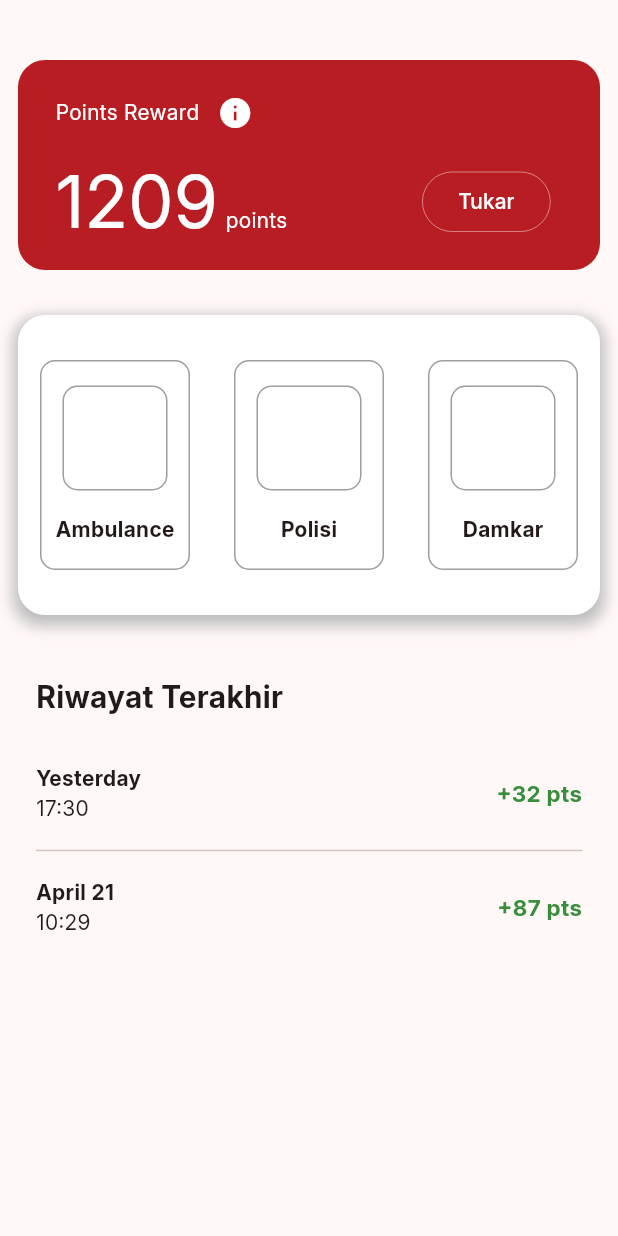
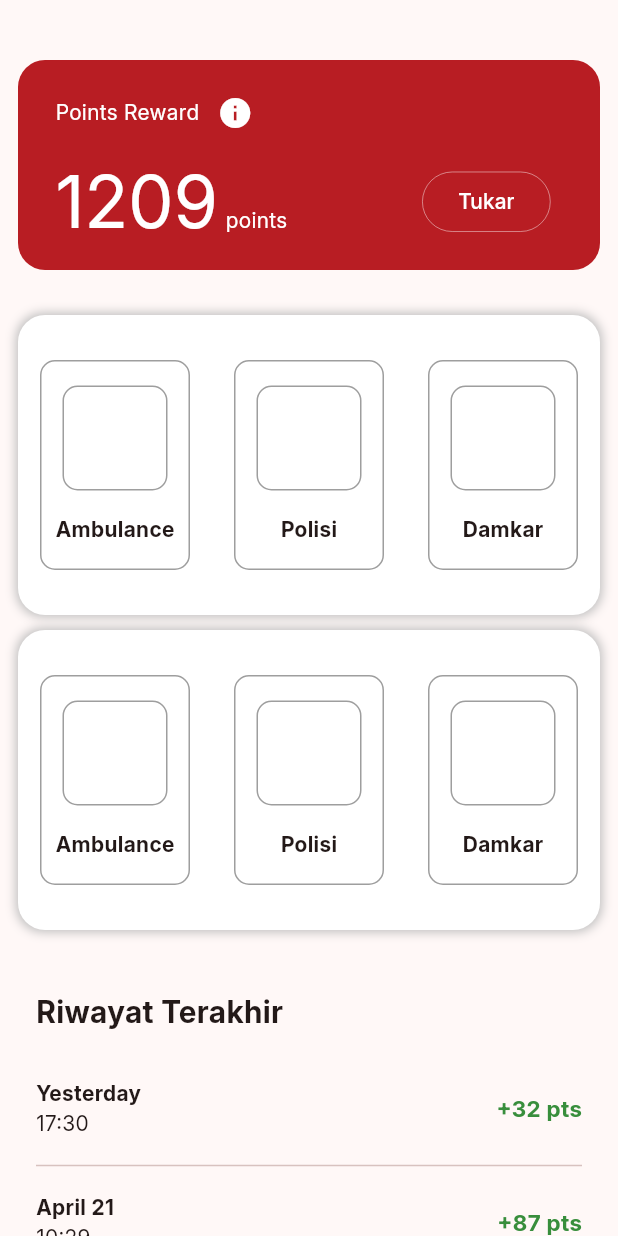
Before and after one commit to Jong44/one_call_app_relawan, a Flutter app: the HomePage widget shown alone on an empty page, opened directly, on a phone screen of 412 x 824 dp. Run offline on Flutter 3.47's test engine with Material 3 defaults, Android fonts, the phone set to English and light mode, and no system bars; our stand-ins replace flutter_svg, iconsax.

Commit message:
6 institute emergency calls

```diff
--- a/lib/app/views/main/details/home_page.dart
+++ b/lib/app/views/main/details/home_page.dart
@@ -1,5 +1,7 @@
 import 'package:flutter/material.dart';
-import 'package:one_call_login_register/app/config/ColorConfig.dart';
+//import 'package:one_call_login_register/app/config/ColorConfig.dart';
+import 'package:one_call_login_register/app/widgets/IndexMain/HomePage/emergency_call.dart';
+import 'package:one_call_login_register/app/widgets/IndexMain/HomePage/volunteer_points.dart';
 
 class HomePage extends StatelessWidget {
   HomePage({super.key});
@@ -33,137 +35,19 @@
   ];
   @override
   Widget build(BuildContext context) {
-    return Padding(
+    return SingleChildScrollView(
+      child: Padding(
         padding: const EdgeInsets.symmetric(horizontal: 12),
         child: Column(
           crossAxisAlignment: CrossAxisAlignment.start,
           children: [
             // points
-          Container(
-            height: 140,
-            margin: const EdgeInsets.only(top: 40),
-            padding: const EdgeInsets.symmetric(horizontal: 25, vertical: 11),
-            decoration: BoxDecoration(
-              color: ColorConfig.primaryColor,
-              borderRadius: BorderRadius.circular(18),
-            ),
-            child: Row(
-              crossAxisAlignment: CrossAxisAlignment.end,
-              mainAxisAlignment: MainAxisAlignment.spaceBetween,
-              children: [
-                // point nominal
-                Column(
-                  crossAxisAlignment: CrossAxisAlignment.start,
-                  mainAxisAlignment: MainAxisAlignment.spaceBetween,
-                  children: [
-                    Row(
-                      children: [
-                        const Text(
-                          'Points Reward',
-                          style: TextStyle(color: Colors.white),
-                        ),
-                        IconButton(
-                            onPressed: () {},
-                            icon: const Icon(
-                              Icons.info,
-                              color: Colors.white,
-                            ))
-                      ],
-                    ),
-                    SizedBox(
-                      width: 330,
-                      child: Row(
-                        mainAxisAlignment: MainAxisAlignment.spaceBetween,
-                        children: [
-                          const Row(
-                            textBaseline: TextBaseline.alphabetic,
-                            crossAxisAlignment: CrossAxisAlignment.baseline,
-                            children: [
-                              Text(
-                                '1209',
-                                style: TextStyle(
-                                    fontSize: 48, color: Colors.white),
-                              ),
-                              SizedBox(width: 5),
-                              Text(
-                                'points',
-                                style: TextStyle(color: Colors.white),
-                              ),
-                            ],
-                          ),
-                          //SizedBox(width: 90),
-                          // 'tukar' button
-                          OutlinedButton(
-                            onPressed: () {},
-                            style: OutlinedButton.styleFrom(
-                              side: const BorderSide(
-                                color: Colors.white,
-                                width: 0.3,
-                              ),
-                            ),
-                            child: const Text(
-                              'Tukar',
-                              style: TextStyle(color: Colors.white),
-                            ),
-                          )
-                        ],
-                      ),
-                    ),
-                  ],
-                ),
-              ],
-            ),
-          ),
+            const VolunteerPoints(),
             const SizedBox(height: 30),
             // emergency call
-          Container(
-            height: 200,
-            alignment: Alignment.center,
-            decoration: BoxDecoration(
-                color: Colors.white,
-                borderRadius: BorderRadius.circular(18),
-                boxShadow: [
-                  BoxShadow(
-                    color: Colors.grey.shade400,
-                    offset: const Offset(0, 4),
-                    blurRadius: 8,
-                    spreadRadius: 3,
-                  )
-                ]),
-            child: Row(
-              mainAxisAlignment: MainAxisAlignment.spaceAround,
-              children: List.generate(
-                _emergencyCall.length,
-                // call card
-                (index) => Container(
-                  width: 100,
-                  height: 140,
-                  decoration: BoxDecoration(
-                      border: Border.all(width: 1, color: Colors.grey),
-                      borderRadius: BorderRadius.circular(10)),
-                  child: Column(
-                    mainAxisAlignment: MainAxisAlignment.spaceEvenly,
-                    children: [
-                      // institute logo
-                      Container(
-                        width: 70,
-                        height: 70,
-                        decoration: BoxDecoration(
-                            border: Border.all(width: 1, color: Colors.grey),
-                            borderRadius: BorderRadius.circular(10)),
-                      ),
-                      // institute name
-                      Text(
-                        _emergencyCall[index]['institute'],
-                        style: const TextStyle(
-                            fontFamily: 'Inter', fontWeight: FontWeight.w700),
-                      )
-                    ],
-                  ),
-                ),
-              ),
-            ),
-          ),
+            EmergencyCall(emergencyCall: _emergencyCall),
+            const SizedBox(height: 10),
+            EmergencyCall(emergencyCall: _emergencyCall),
             // history/
             const SizedBox(height: 40),
             Padding(
@@ -242,6 +126,7 @@
             )
           ],
         ),
+      ),
     );
   }
 }
--- /dev/null
+++ b/lib/app/widgets/IndexMain/HomePage/emergency_call.dart
@@ -0,0 +1,62 @@
+import 'package:flutter/material.dart';
+
+class EmergencyCall extends StatelessWidget {
+  const EmergencyCall({
+    super.key,
+    required List emergencyCall,
+  }) : _emergencyCall = emergencyCall;
+
+  final List _emergencyCall;
+
+  @override
+  Widget build(BuildContext context) {
+    return Container(
+      height: 200,
+      alignment: Alignment.center,
+      decoration: BoxDecoration(
+          color: Colors.white,
+          borderRadius: BorderRadius.circular(18),
+          boxShadow: [
+            BoxShadow(
+              color: Colors.grey.shade400,
+              offset: const Offset(0, 0),
+              blurRadius: 5,
+              spreadRadius: 1,
+            )
+          ]),
+      child: Row(
+        mainAxisAlignment: MainAxisAlignment.spaceAround,
+        children: List.generate(
+          _emergencyCall.length,
+          // call card
+          (index) => Container(
+            width: 100,
+            height: 140,
+            decoration: BoxDecoration(
+                border: Border.all(width: 1, color: Colors.grey),
+                borderRadius: BorderRadius.circular(10)),
+            child: Column(
+              mainAxisAlignment: MainAxisAlignment.spaceEvenly,
+              children: [
+                // institute logo
+                Container(
+                  width: 70,
+                  height: 70,
+                  decoration: BoxDecoration(
+                      border: Border.all(width: 1, color: Colors.grey),
+                      borderRadius: BorderRadius.circular(10)),
+                ),
+                // institute name
+                Text(
+                  _emergencyCall[index]['institute'],
+                  style: const TextStyle(
+                      fontFamily: 'Inter', fontWeight: FontWeight.w700),
+                )
+              ],
+            ),
+          ),
+        ),
+      ),
+    );
+  }
+}
--- /dev/null
+++ b/lib/app/widgets/IndexMain/HomePage/volunteer_points.dart
@@ -0,0 +1,87 @@
+import 'package:flutter/material.dart';
+import 'package:one_call_login_register/app/config/ColorConfig.dart';
+
+class VolunteerPoints extends StatelessWidget {
+  const VolunteerPoints({
+    super.key,
+  });
+
+  @override
+  Widget build(BuildContext context) {
+    return Container(
+      height: 140,
+      margin: const EdgeInsets.only(top: 40),
+      padding: const EdgeInsets.symmetric(horizontal: 25, vertical: 11),
+      decoration: BoxDecoration(
+        color: ColorConfig.primaryColor,
+        borderRadius: BorderRadius.circular(18),
+      ),
+      child: Row(
+        crossAxisAlignment: CrossAxisAlignment.end,
+        mainAxisAlignment: MainAxisAlignment.spaceBetween,
+        children: [
+          // point nominal
+          Column(
+            crossAxisAlignment: CrossAxisAlignment.start,
+            mainAxisAlignment: MainAxisAlignment.spaceBetween,
+            children: [
+              Row(
+                children: [
+                  const Text(
+                    'Points Reward',
+                    style: TextStyle(color: Colors.white),
+                  ),
+                  IconButton(
+                      onPressed: () {},
+                      icon: const Icon(
+                        Icons.info,
+                        color: Colors.white,
+                      ))
+                ],
+              ),
+              SizedBox(
+                width: 330,
+                child: Row(
+                  mainAxisAlignment: MainAxisAlignment.spaceBetween,
+                  children: [
+                    const Row(
+                      textBaseline: TextBaseline.alphabetic,
+                      crossAxisAlignment: CrossAxisAlignment.baseline,
+                      children: [
+                        Text(
+                          '1209',
+                          style: TextStyle(
+                              fontSize: 48, color: Colors.white),
+                        ),
+                        SizedBox(width: 5),
+                        Text(
+                          'points',
+                          style: TextStyle(color: Colors.white),
+                        ),
+                      ],
+                    ),
+                    //SizedBox(width: 90),
+                    // 'tukar' button
+                    OutlinedButton(
+                      onPressed: () {},
+                      style: OutlinedButton.styleFrom(
+                        side: const BorderSide(
+                          color: Colors.white,
+                          width: 0.3,
+                        ),
+                      ),
+                      child: const Text(
+                        'Tukar',
+                        style: TextStyle(color: Colors.white),
+                      ),
+                    )
+                  ],
+                ),
+              ),
+            ],
+          ),
+        ],
+      ),
+    );
+  }
+}
```
Lines whose indentation alone changed are shown as unchanged.
